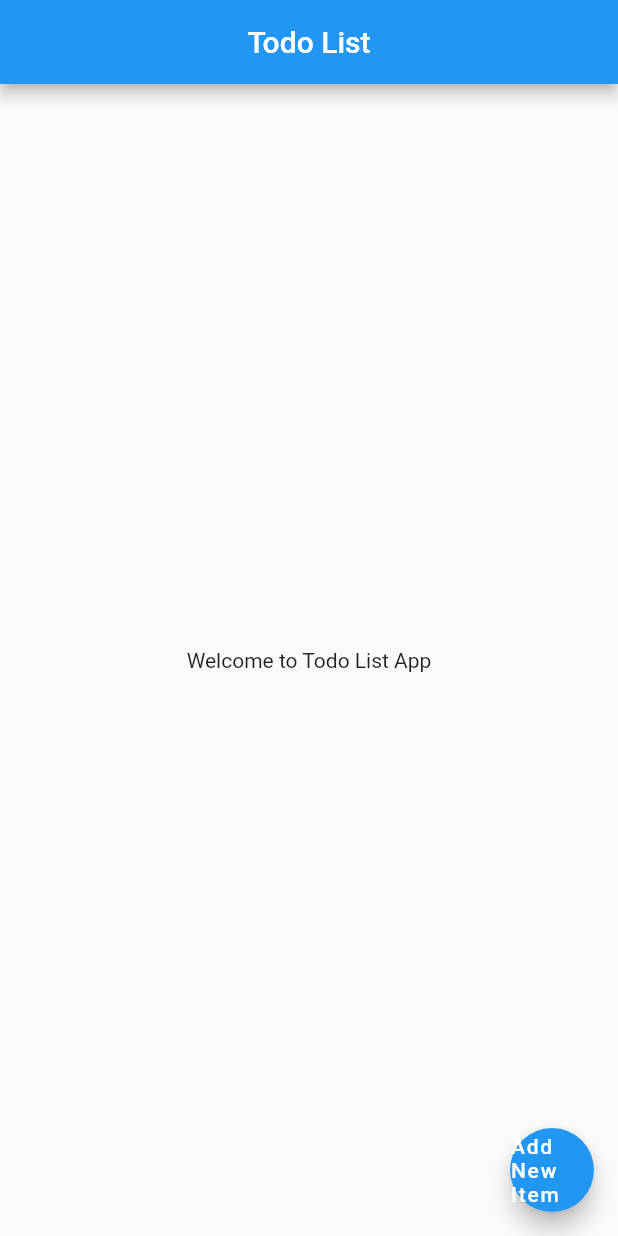
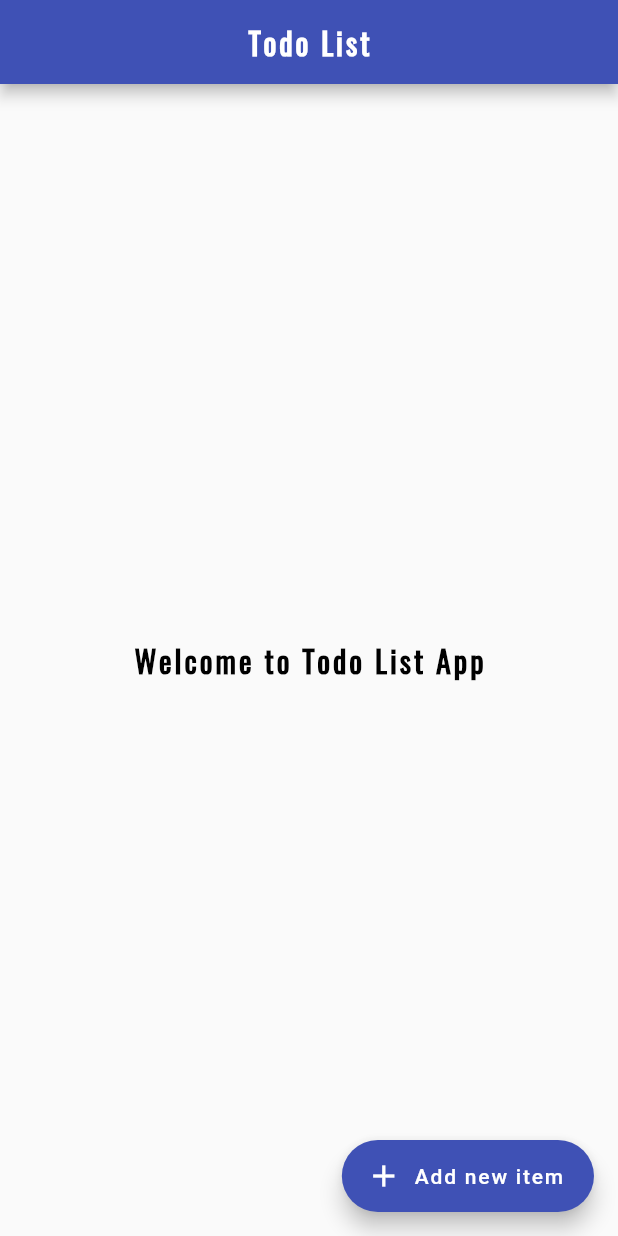
Before and after one commit to Srikanth-LSharma/Todo-App_Flutter, a Flutter app: the screen it shows after launch, on a phone screen of 412 x 824 dp. Run offline on Flutter 3.47's test engine with Material 2 defaults, Android fonts, the phone set to English and light mode, and no system bars.

Commit message:
Font and statateless Widgetaddition

```diff
--- a/lib/main.dart
+++ b/lib/main.dart
@@ -1,19 +1,51 @@
 import 'package:flutter/material.dart';
 
-void main() =>runApp(MaterialApp(
-  home: Scaffold(
+void main() => runApp(MaterialApp(
+      debugShowCheckedModeBanner: false,
+      // removes the debug tag from the app UI
+      home: Home(),
+    ));
+
+class Home extends StatelessWidget {
+  const Home({Key? key}) : super(key: key);
+
+  @override
+  Widget build(BuildContext context) {
+    return Scaffold(
       appBar: AppBar(
-      title: Text('Todo List'),
+        title: Text(
+          'Todo List',
+          style: TextStyle(
+            fontSize: 20.0,
+            fontWeight: FontWeight.bold,
+            letterSpacing: 2.0,
+            color: Colors.white,
+            fontFamily: 'Oswald',
+          ),
+        ),
         centerTitle: true,
+        backgroundColor: Colors.indigo,
       ),
       body: Center(
-      child: Text('Welcome to Todo List App'),
-    ),
-    floatingActionButton: FloatingActionButton(
-      onPressed: null,
-      child:Center(
-        child: Text('Add New Item'),
+        child: Text(
+          'Welcome to Todo List App',
+          style: TextStyle(
+            fontSize: 20.0,
+            fontWeight: FontWeight.bold,
+            letterSpacing: 2.0,
+            color: Colors.black,
+            fontFamily: 'Oswald',
           ),
         ),
       ),
-));
+      floatingActionButton: FloatingActionButton.extended(
+        onPressed: () {
+          // Add onPressed function here!
+        },
+        label: Text('Add new item'),
+        icon: Icon(Icons.add),
+        backgroundColor: Colors.indigo,
+      ),
+    );
+  }
+}
```
Also changed, not shown: pubspec.yaml (+7 -11 lines), fonts/Oswald-Regular.ttf (added), 2 other files. Lines whose indentation alone changed are shown as unchanged.
